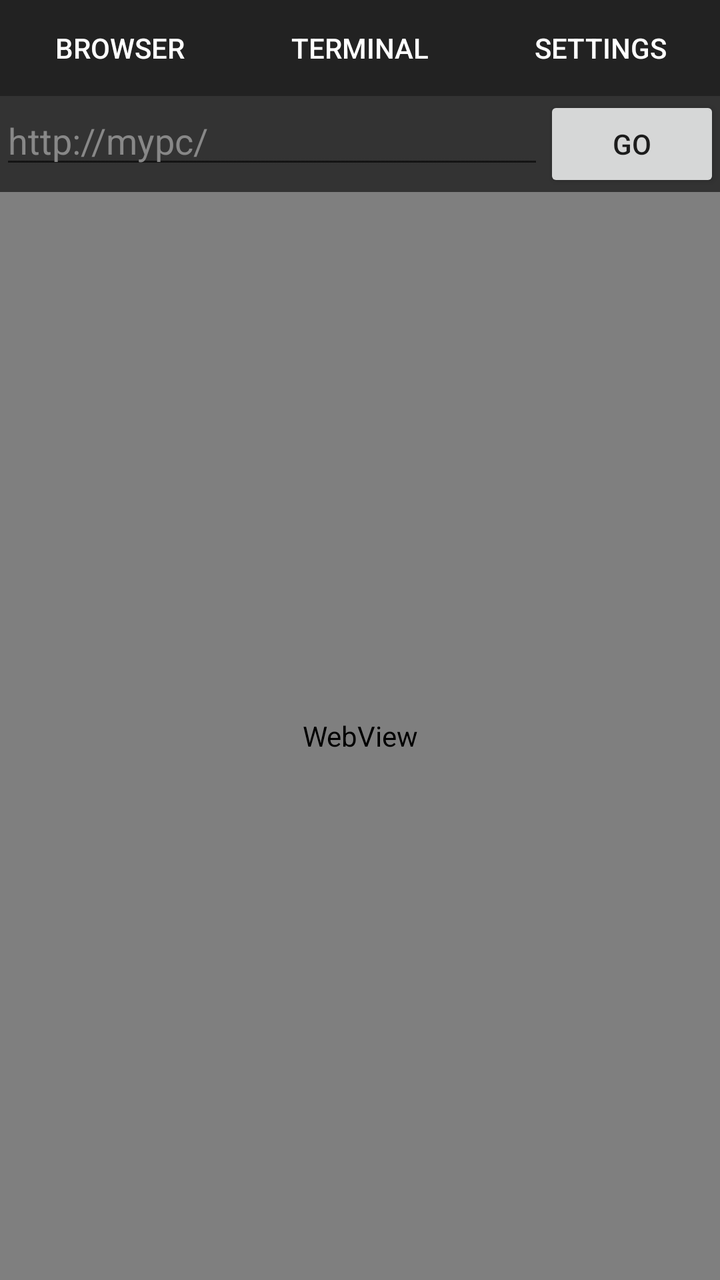
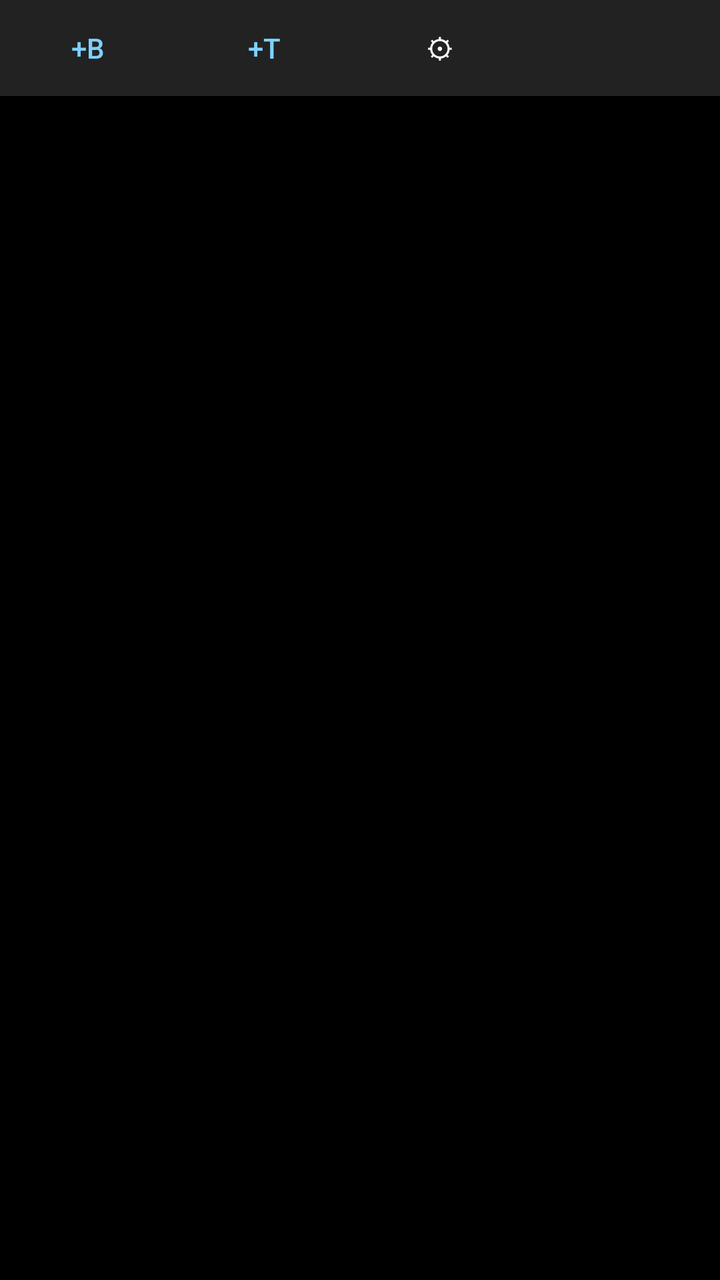

Compare the two renders of this Android layout. The source of the first and the diff that turns it into the second are given below.
<!-- AndroidManifest.xml: application theme Theme.Msnw -->
<!-- res/layout/activity_main.xml -->
<?xml version="1.0" encoding="utf-8"?>
<LinearLayout xmlns:android="http://schemas.android.com/apk/res/android"
    android:id="@+id/root"
    android:layout_width="match_parent" android:layout_height="match_parent"
    android:orientation="vertical" android:background="#000000">

    <LinearLayout android:id="@+id/tabs" android:layout_width="match_parent" android:layout_height="wrap_content"
        android:orientation="horizontal" android:background="#222222">
        <Button android:id="@+id/tabBrowser" style="?android:attr/borderlessButtonStyle" android:layout_width="0dp" android:layout_height="wrap_content" android:layout_weight="1" android:text="Browser" android:textColor="#ffffff"/>
        <Button android:id="@+id/tabTerminal" style="?android:attr/borderlessButtonStyle" android:layout_width="0dp" android:layout_height="wrap_content" android:layout_weight="1" android:text="Terminal" android:textColor="#ffffff"/>
        <Button android:id="@+id/tabSettings" style="?android:attr/borderlessButtonStyle" android:layout_width="0dp" android:layout_height="wrap_content" android:layout_weight="1" android:text="Settings" android:textColor="#ffffff"/>
    </LinearLayout>

    
    <LinearLayout android:id="@+id/browser" android:layout_width="match_parent" android:layout_height="match_parent" android:orientation="vertical">
        <LinearLayout android:layout_width="match_parent" android:layout_height="wrap_content" android:orientation="horizontal" android:background="#333333">
            <EditText android:id="@+id/url" android:layout_width="0dp" android:layout_height="wrap_content" android:layout_weight="1"
                android:inputType="textUri" android:imeOptions="actionGo" android:singleLine="true" android:hint="http://mypc/" android:textColor="#ffffff" android:textColorHint="#888888"/>
            <Button android:id="@+id/go" android:layout_width="wrap_content" android:layout_height="wrap_content" android:text="Go"/>
        </LinearLayout>
        <WebView android:id="@+id/web" android:layout_width="match_parent" android:layout_height="match_parent"/>
    </LinearLayout>

    
    <LinearLayout android:id="@+id/terminal" android:layout_width="match_parent" android:layout_height="match_parent" android:orientation="vertical" android:visibility="gone">
        <com.termux.view.TerminalView android:id="@+id/term" android:layout_width="match_parent" android:layout_height="0dp" android:layout_weight="1"/>
        <HorizontalScrollView android:layout_width="match_parent" android:layout_height="wrap_content" android:background="#222222">
            <LinearLayout android:id="@+id/keys" android:layout_width="wrap_content" android:layout_height="wrap_content" android:orientation="horizontal">
                <Button android:id="@+id/kEsc" android:layout_width="wrap_content" android:layout_height="wrap_content" android:text="Esc"/>
                <Button android:id="@+id/kTab" android:layout_width="wrap_content" android:layout_height="wrap_content" android:text="Tab"/>
                <Button android:id="@+id/kCtrl" android:layout_width="wrap_content" android:layout_height="wrap_content" android:text="Ctrl"/>
                <Button android:id="@+id/kUp" android:layout_width="wrap_content" android:layout_height="wrap_content" android:text="↑"/>
                <Button android:id="@+id/kDown" android:layout_width="wrap_content" android:layout_height="wrap_content" android:text="↓"/>
                <Button android:id="@+id/kLeft" android:layout_width="wrap_content" android:layout_height="wrap_content" android:text="←"/>
                <Button android:id="@+id/kRight" android:layout_width="wrap_content" android:layout_height="wrap_content" android:text="→"/>
                <Button android:id="@+id/kReconnect" android:layout_width="wrap_content" android:layout_height="wrap_content" android:text="Reconnect"/>
            </LinearLayout>
        </HorizontalScrollView>
    </LinearLayout>

    
    <ScrollView android:id="@+id/settings" android:layout_width="match_parent" android:layout_height="match_parent" android:visibility="gone">
        <LinearLayout android:layout_width="match_parent" android:layout_height="wrap_content" android:orientation="vertical" android:padding="16dp">
            <TextView android:layout_width="wrap_content" android:layout_height="wrap_content" android:text="Link key (shared with the exporter)" android:textColor="#cccccc"/>
            <EditText android:id="@+id/prefKey" android:layout_width="match_parent" android:layout_height="wrap_content" android:inputType="textPassword" android:textColor="#ffffff"/>
            <TextView android:layout_width="wrap_content" android:layout_height="wrap_content" android:text="mosh target (user@name)" android:textColor="#cccccc"/>
            <EditText android:id="@+id/prefTarget" android:layout_width="match_parent" android:layout_height="wrap_content" android:inputType="textNoSuggestions" android:hint="user@home" android:textColor="#ffffff" android:textColorHint="#888888"/>
            <TextView android:layout_width="wrap_content" android:layout_height="wrap_content" android:text="Home page" android:textColor="#cccccc"/>
            <EditText android:id="@+id/prefHome" android:layout_width="match_parent" android:layout_height="wrap_content" android:inputType="textUri" android:hint="http://mypc/" android:textColor="#ffffff" android:textColorHint="#888888"/>
            <TextView android:layout_width="wrap_content" android:layout_height="wrap_content" android:text="Rendezvous server (blank = relay.ikeji.ma:4433)" android:textColor="#cccccc"/>
            <EditText android:id="@+id/prefServer" android:layout_width="match_parent" android:layout_height="wrap_content" android:inputType="textUri" android:textColor="#ffffff"/>
            <Button android:id="@+id/save" android:layout_width="wrap_content" android:layout_height="wrap_content" android:text="Save &amp; restart msnw"/>
            <TextView android:id="@+id/log" android:layout_width="match_parent" android:layout_height="wrap_content" android:textColor="#9c9" android:typeface="monospace" android:textSize="11sp"/>
        </LinearLayout>
    </ScrollView>
</LinearLayout>
<!-- resources referenced by this layout -->
<resources>
  <style name="Theme.Msnw" parent="Theme.AppCompat.DayNight.NoActionBar" />
</resources>

<!-- the commit's change to res/layout/activity_main.xml (unified diff, before → after) -->
@@ -4,22 +4,17 @@
     android:layout_width="match_parent" android:layout_height="match_parent"
     android:orientation="vertical" android:background="#000000">
 
-    <LinearLayout android:id="@+id/tabs" android:layout_width="match_parent" android:layout_height="wrap_content"
-        android:orientation="horizontal" android:background="#222222">
-        <Button android:id="@+id/tabBrowser" style="?android:attr/borderlessButtonStyle" android:layout_width="0dp" android:layout_height="wrap_content" android:layout_weight="1" android:text="Browser" android:textColor="#ffffff"/>
-        <Button android:id="@+id/tabTerminal" style="?android:attr/borderlessButtonStyle" android:layout_width="0dp" android:layout_height="wrap_content" android:layout_weight="1" android:text="Terminal" android:textColor="#ffffff"/>
-        <Button android:id="@+id/tabSettings" style="?android:attr/borderlessButtonStyle" android:layout_width="0dp" android:layout_height="wrap_content" android:layout_weight="1" android:text="Settings" android:textColor="#ffffff"/>
-    </LinearLayout>
+    
+    <HorizontalScrollView android:layout_width="match_parent" android:layout_height="wrap_content" android:background="#222222" android:scrollbars="none">
+        <LinearLayout android:layout_width="wrap_content" android:layout_height="wrap_content" android:orientation="horizontal">
+            <LinearLayout android:id="@+id/tabs" android:layout_width="wrap_content" android:layout_height="wrap_content" android:orientation="horizontal"/>
+            <Button android:id="@+id/newBrowser" style="?android:attr/borderlessButtonStyle" android:layout_width="wrap_content" android:layout_height="wrap_content" android:text="+B" android:textColor="#7fd1ff"/>
+            <Button android:id="@+id/newTerminal" style="?android:attr/borderlessButtonStyle" android:layout_width="wrap_content" android:layout_height="wrap_content" android:text="+T" android:textColor="#7fd1ff"/>
+            <Button android:id="@+id/tabSettings" style="?android:attr/borderlessButtonStyle" android:layout_width="wrap_content" android:layout_height="wrap_content" android:text="⚙" android:textColor="#ffffff"/>
+        </LinearLayout>
+    </HorizontalScrollView>
 
-    
-    <LinearLayout android:id="@+id/browser" android:layout_width="match_parent" android:layout_height="match_parent" android:orientation="vertical">
-        <LinearLayout android:layout_width="match_parent" android:layout_height="wrap_content" android:orientation="horizontal" android:background="#333333">
-            <EditText android:id="@+id/url" android:layout_width="0dp" android:layout_height="wrap_content" android:layout_weight="1"
-                android:inputType="textUri" android:imeOptions="actionGo" android:singleLine="true" android:hint="http://mypc/" android:textColor="#ffffff" android:textColorHint="#888888"/>
-            <Button android:id="@+id/go" android:layout_width="wrap_content" android:layout_height="wrap_content" android:text="Go"/>
-        </LinearLayout>
-        <WebView android:id="@+id/web" android:layout_width="match_parent" android:layout_height="match_parent"/>
-    </LinearLayout>
+    <FrameLayout android:id="@+id/content" android:layout_width="match_parent" android:layout_height="match_parent">
 
     
     <LinearLayout android:id="@+id/terminal" android:layout_width="match_parent" android:layout_height="match_parent" android:orientation="vertical" android:visibility="gone">
@@ -34,6 +29,7 @@
                 <Button android:id="@+id/kLeft" android:layout_width="wrap_content" android:layout_height="wrap_content" android:text="←"/>
                 <Button android:id="@+id/kRight" android:layout_width="wrap_content" android:layout_height="wrap_content" android:text="→"/>
                 <Button android:id="@+id/kReconnect" android:layout_width="wrap_content" android:layout_height="wrap_content" android:text="Reconnect"/>
+                <Button android:id="@+id/kClose" android:layout_width="wrap_content" android:layout_height="wrap_content" android:text="Close tab"/>
             </LinearLayout>
         </HorizontalScrollView>
     </LinearLayout>
@@ -53,4 +49,5 @@
             <TextView android:id="@+id/log" android:layout_width="match_parent" android:layout_height="wrap_content" android:textColor="#9c9" android:typeface="monospace" android:textSize="11sp"/>
         </LinearLayout>
     </ScrollView>
+    </FrameLayout>
 </LinearLayout>
